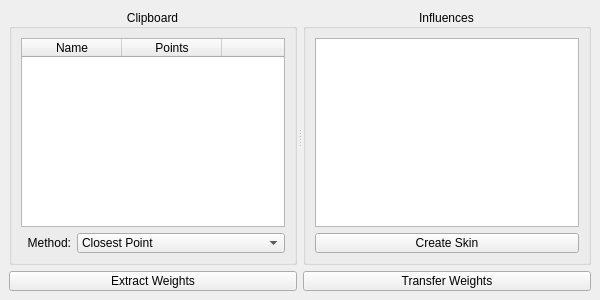
The window that ui/qeztransferweights.ui (bhsingleton/eztransferweights) describes before a commit, drawn with Qt 5.
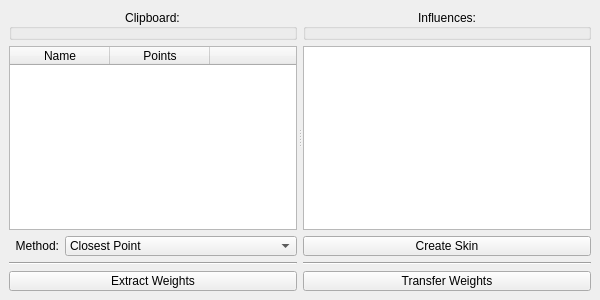
The same window after the commit.

Commit message: Propagating changes made to `QUicMixin` interface.

What changed in the file:
```diff
--- a/ui/qeztransferweights.ui
+++ b/ui/qeztransferweights.ui
@@ -35,20 +35,39 @@
       <property name="handleWidth">
        <number>6</number>
       </property>
-      <widget class="QGroupBox" name="clipboardGroupBox">
+      <widget class="QWidget" name="clipboardWidget" native="true">
        <property name="sizePolicy">
         <sizepolicy hsizetype="Expanding" vsizetype="Expanding">
          <horstretch>0</horstretch>
          <verstretch>0</verstretch>
         </sizepolicy>
        </property>
-       <property name="title">
-        <string>Clipboard</string>
-       </property>
-       <property name="alignment">
-        <set>Qt::AlignCenter</set>
-       </property>
        <layout class="QVBoxLayout" name="clipboardLayout">
+        <property name="leftMargin">
+         <number>0</number>
+        </property>
+        <property name="topMargin">
+         <number>0</number>
+        </property>
+        <property name="rightMargin">
+         <number>0</number>
+        </property>
+        <property name="bottomMargin">
+         <number>0</number>
+        </property>
+        <item>
+         <widget class="QGroupBox" name="clipboardHeader">
+          <property name="title">
+           <string>Clipboard:</string>
+          </property>
+          <property name="alignment">
+           <set>Qt::AlignCenter</set>
+          </property>
+          <property name="flat">
+           <bool>true</bool>
+          </property>
+         </widget>
+        </item>
         <item>
          <widget class="QTableWidget" name="clipboardTableWidget">
           <property name="styleSheet">
@@ -192,22 +211,48 @@
           </layout>
          </widget>
         </item>
+        <item>
+         <widget class="Line" name="clipboardFooter">
+          <property name="orientation">
+           <enum>Qt::Horizontal</enum>
+          </property>
+         </widget>
+        </item>
        </layout>
       </widget>
-      <widget class="QGroupBox" name="influenceGroupBox">
+      <widget class="QWidget" name="influenceWidget" native="true">
        <property name="sizePolicy">
         <sizepolicy hsizetype="Expanding" vsizetype="Expanding">
          <horstretch>0</horstretch>
          <verstretch>0</verstretch>
         </sizepolicy>
        </property>
-       <property name="title">
-        <string>Influences</string>
-       </property>
-       <property name="alignment">
-        <set>Qt::AlignCenter</set>
-       </property>
        <layout class="QVBoxLayout" name="influenceLayout">
+        <property name="leftMargin">
+         <number>0</number>
+        </property>
+        <property name="topMargin">
+         <number>0</number>
+        </property>
+        <property name="rightMargin">
+         <number>0</number>
+        </property>
+        <property name="bottomMargin">
+         <number>0</number>
+        </property>
+        <item>
+         <widget class="QGroupBox" name="influenceHeader">
+          <property name="title">
+           <string>Influences:</string>
+          </property>
+          <property name="alignment">
+           <set>Qt::AlignCenter</set>
+          </property>
+          <property name="flat">
+           <bool>true</bool>
+          </property>
+         </widget>
+        </item>
         <item>
          <widget class="QListWidget" name="influenceListWidget">
           <property name="styleSheet">
@@ -261,6 +306,13 @@
           </property>
          </widget>
         </item>
+        <item>
+         <widget class="Line" name="influenceFooter">
+          <property name="orientation">
+           <enum>Qt::Horizontal</enum>
+          </property>
+         </widget>
+        </item>
        </layout>
       </widget>
      </widget>
```
Left out of the diff: 24 changed lines with no effect on the pictures. Lines whose indentation alone changed are shown as unchanged. The commit also changes 1 other file.
